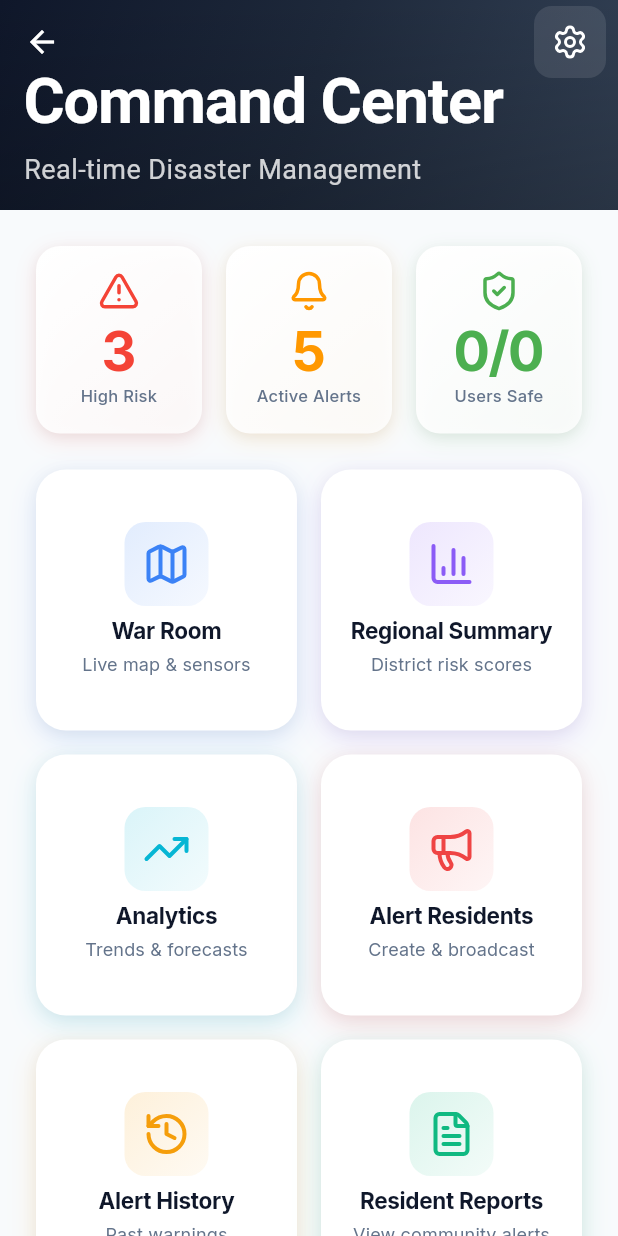
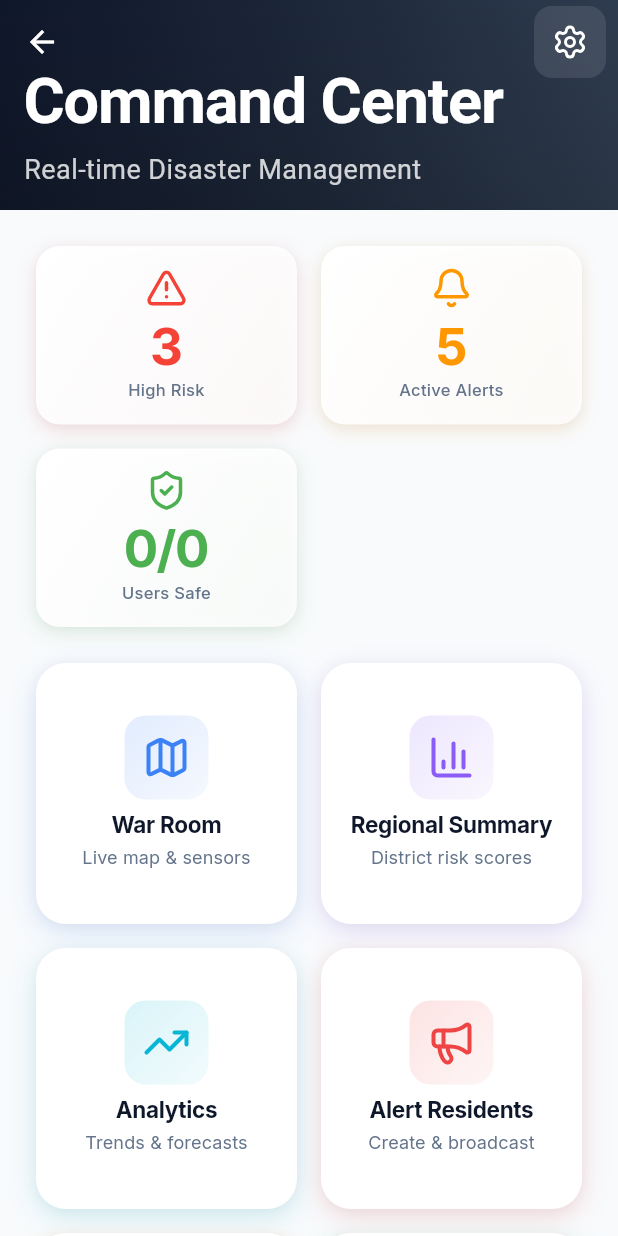
Before and after one commit to syedhasht/HillSafe-AI, a Flutter app: the AuthorityDashboard screen opened by its route, on a phone screen of 412 x 824 dp. Run offline on Flutter 3.47's test engine with Material 3 defaults, Android fonts, the phone set to English and light mode, and no system bars; drawn by our look-alikes of flutter_animate; our stand-ins replace firebase_core, flutter_local_notifications, flutter_map, flutter_secure_storage, geolocator, google_fonts and 4 more; accounts and stored records are empty; network calls fail.

Commit message:
Improve Flutter responsive layouts

```diff
--- a/Frontend App/lib/screens/auth/authority_dashboard.dart
+++ b/Frontend App/lib/screens/auth/authority_dashboard.dart
@@ -109,11 +109,15 @@ class _AuthorityDashboardState extends State<AuthorityDashboard> {
 
             // Main Menu Grid
             SliverPadding(
-              padding: const EdgeInsets.symmetric(horizontal: AppTheme.spacingLarge),
+              padding: EdgeInsets.symmetric(
+                horizontal: MediaQuery.sizeOf(context).width < 360
+                    ? AppTheme.spacingMedium
+                    : AppTheme.spacingLarge,
+              ),
               sliver: SliverGrid(
-                gridDelegate: const SliverGridDelegateWithFixedCrossAxisCount(
+                gridDelegate: SliverGridDelegateWithFixedCrossAxisCount(
                   crossAxisCount: 2,
-                  childAspectRatio: 1,
+                  childAspectRatio: MediaQuery.sizeOf(context).width < 360 ? 0.92 : 1,
                   crossAxisSpacing: AppTheme.spacingMedium,
                   mainAxisSpacing: AppTheme.spacingMedium,
                 ),
@@ -193,9 +197,19 @@ class _AuthorityDashboardState extends State<AuthorityDashboard> {
         final totalSafe = safetyData['total_safe'] ?? 0;
         final totalUsers = safetyData['total_users'] ?? 0;
 
-        return Row(
+        return LayoutBuilder(
+          builder: (context, constraints) {
+            final compact = constraints.maxWidth < 380;
+            final cardWidth = compact
+                ? (constraints.maxWidth - AppTheme.spacingMedium) / 2
+                : (constraints.maxWidth - (AppTheme.spacingMedium * 2)) / 3;
+
+            return Wrap(
+              spacing: AppTheme.spacingMedium,
+              runSpacing: AppTheme.spacingMedium,
               children: [
-            Expanded(
+                SizedBox(
+                  width: cardWidth,
                   child: _StatCard(
                     label: 'High Risk',
                     value: '3',
@@ -203,8 +217,8 @@ class _AuthorityDashboardState extends State<AuthorityDashboard> {
                     color: Colors.red,
                   ),
                 ),
-            const SizedBox(width: AppTheme.spacingMedium),
-            Expanded(
+                SizedBox(
+                  width: cardWidth,
                   child: _StatCard(
                     label: 'Active Alerts',
                     value: '5',
@@ -212,8 +226,8 @@ class _AuthorityDashboardState extends State<AuthorityDashboard> {
                     color: Colors.orange,
                   ),
                 ),
-            const SizedBox(width: AppTheme.spacingMedium),
-            Expanded(
+                SizedBox(
+                  width: cardWidth,
                   child: _StatCard(
                     label: 'Users Safe',
                     value: '$totalSafe/$totalUsers',
@@ -222,6 +236,8 @@ class _AuthorityDashboardState extends State<AuthorityDashboard> {
                   ),
                 ),
               ],
+            );
+          },
         );
       },
     );
@@ -327,7 +343,7 @@ class _StatCard extends StatelessWidget {
   @override
   Widget build(BuildContext context) {
     return Container(
-      padding: const EdgeInsets.symmetric(vertical: 16, horizontal: 12),
+      padding: const EdgeInsets.symmetric(vertical: 14, horizontal: 10),
       decoration: BoxDecoration(
         gradient: LinearGradient(
           begin: Alignment.topLeft,
@@ -358,8 +374,10 @@ class _StatCard extends StatelessWidget {
           const SizedBox(height: 8),
           Text(
             value,
+            maxLines: 1,
+            overflow: TextOverflow.ellipsis,
             style: TextStyle(
-              fontSize: 36,
+              fontSize: MediaQuery.sizeOf(context).width < 360 ? 28 : 34,
               fontWeight: FontWeight.w700,
               color: color,
               height: 1,
```
Also changed, not shown: Frontend App/lib/main.dart (+12 -0 lines), Frontend App/lib/screens/community/community_dashboard.dart (+32 -12 lines), Frontend App/lib/widgets/weather_risk_widget.dart (+57 -36 lines). Lines whose indentation alone changed are shown as unchanged.
